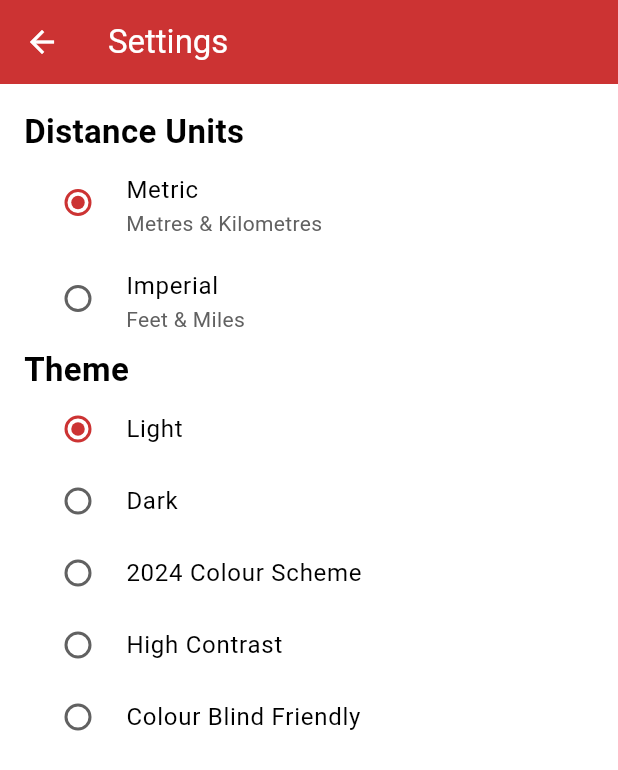
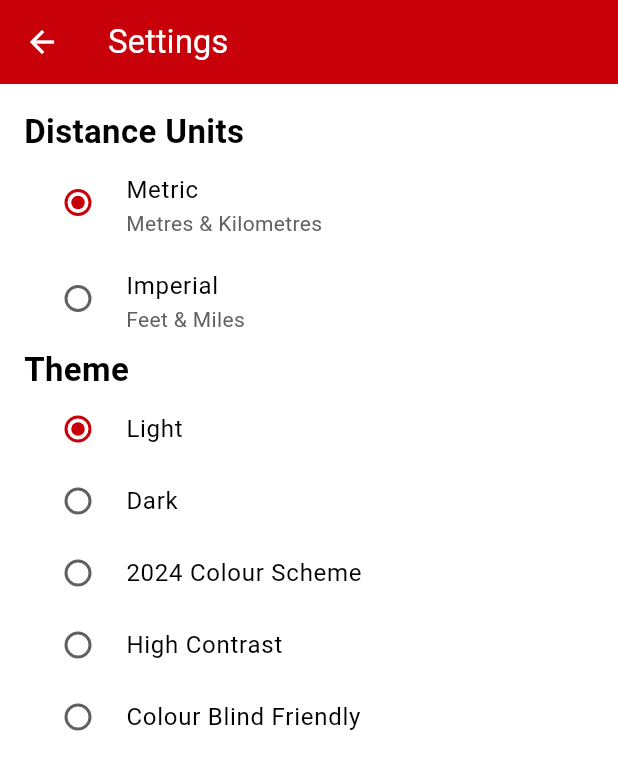
Before and after one commit to mill-road-winter-fair/mill_road_winter_fair_app, a Flutter app: the SettingsPage screen opened directly, on a phone screen of 412 x 824 dp. Shown: the top 770 px of the screen. Run offline on Flutter 3.47's test engine with Material 3 defaults, Android fonts, the phone set to English and light mode, and no system bars; our stand-ins replace flutter_dotenv, font_awesome_flutter, geolocator, google_maps_flutter, shared_preferences; missing offline and left inert: flutter_polyline_points; accounts and stored records are empty; network calls fail.

Commit message:
Updating official red

```diff
--- a/lib/themes.dart
+++ b/lib/themes.dart
@@ -6,11 +6,11 @@ final Map<String, ThemeData> appThemes = {
     useMaterial3: true,
     colorScheme: ColorScheme(
       brightness: Brightness.light,
-      primary: const Color.fromRGBO(204, 51, 51, 1),
+      primary: const Color.fromRGBO(200, 0, 10, 1),
       onPrimary: Colors.white,
       secondary: Colors.white,
       onSecondary: Colors.black,
-      tertiary: const Color.fromRGBO(204, 51, 51, 1),
+      tertiary: const Color.fromRGBO(200, 0, 10, 1),
       error: Colors.red,
       onError: Colors.white,
       surface: Colors.white,
@@ -18,11 +18,11 @@ final Map<String, ThemeData> appThemes = {
       onSurfaceVariant: Colors.grey[700]!,
     ),
     appBarTheme: const AppBarTheme(
-      backgroundColor: Color.fromRGBO(204, 51, 51, 1),
+      backgroundColor: Color.fromRGBO(200, 0, 10, 1),
       foregroundColor: Colors.white,
     ),
     bottomNavigationBarTheme: const BottomNavigationBarThemeData(
-      selectedItemColor: Color.fromRGBO(204, 51, 51, 1),
+      selectedItemColor: Color.fromRGBO(200, 0, 10, 1),
       unselectedItemColor: Colors.grey,
     ),
     drawerTheme: const DrawerThemeData(
@@ -160,7 +160,7 @@ Color getMarkerColor(String selectedThemeKey, String primaryType) {
       Color color = const Color.fromRGBO(204, 110, 51, 1.0);
       return color;
     } else if (primaryType == "Shopping") {
-      Color color = const Color.fromRGBO(204, 51, 51, 1);
+      Color color = const Color.fromRGBO(200, 0, 10, 1);
       return color;
     } else if (primaryType == "Music") {
       Color color = const Color.fromRGBO(204, 51, 120, 1.0);
@@ -181,7 +181,7 @@ Color getMarkerColor(String selectedThemeKey, String primaryType) {
       Color color = const Color.fromRGBO(204, 110, 51, 1.0);
       return color;
     } else if (primaryType == "Shopping") {
-      Color color = const Color.fromRGBO(204, 51, 51, 1);
+      Color color = const Color.fromRGBO(200, 0, 10, 1);
       return color;
     } else if (primaryType == "Music") {
       Color color = const Color.fromRGBO(204, 51, 120, 1.0);
@@ -202,7 +202,7 @@ Color getMarkerColor(String selectedThemeKey, String primaryType) {
       Color color = const Color.fromRGBO(204, 110, 51, 1.0);
       return color;
     } else if (primaryType == "Shopping") {
-      Color color = const Color.fromRGBO(204, 51, 51, 1);
+      Color color = const Color.fromRGBO(200, 0, 10, 1);
       return color;
     } else if (primaryType == "Music") {
       Color color = const Color.fromRGBO(163, 163, 163, 1.0);
```
Also changed, not shown: 1 other file.
